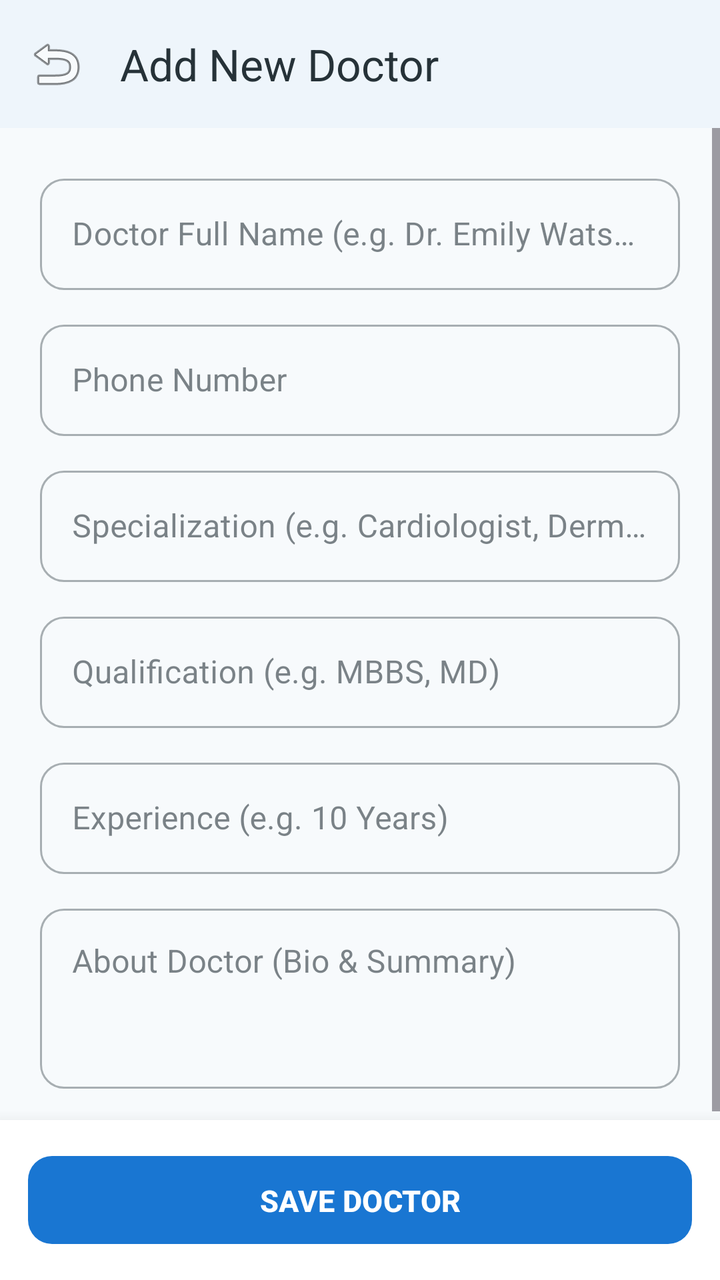
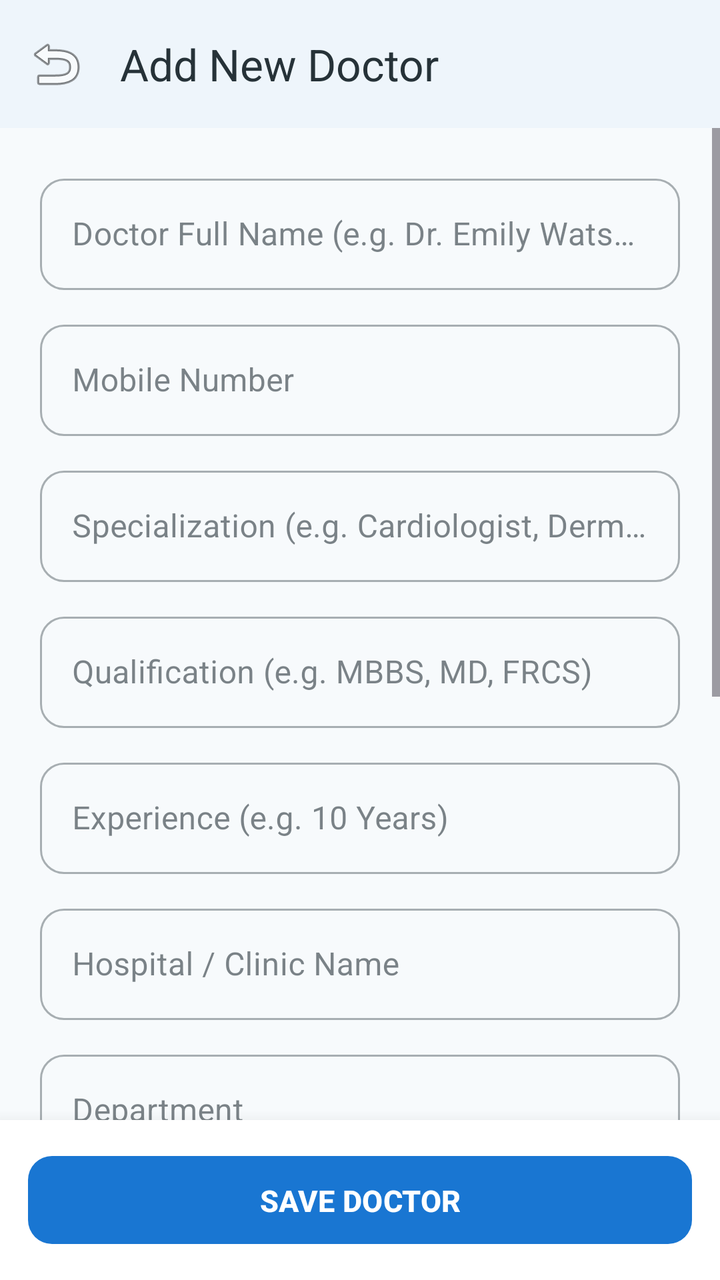

An Android layout rendered at two revisions. The XML below is the earlier revision; the diff shows what the commit changed to produce the second picture.
<!-- AndroidManifest.xml: application theme Theme.Medicare -->
<!-- res/layout/activity_admin_add_doctor.xml -->
<?xml version="1.0" encoding="utf-8"?>
<LinearLayout xmlns:android="http://schemas.android.com/apk/res/android"
    xmlns:app="http://schemas.android.com/apk/res-auto"
    android:layout_width="match_parent"
    android:layout_height="match_parent"
    android:background="@color/background"
    android:orientation="vertical">

    <com.google.android.material.appbar.MaterialToolbar
        android:id="@+id/toolbarAddDoctor"
        android:layout_width="match_parent"
        android:layout_height="?attr/actionBarSize"
        android:background="@color/surface"
        android:elevation="2dp"
        app:navigationIcon="@android:drawable/ic_menu_revert"
        app:title="@string/add_new_doctor"
        app:titleTextColor="@color/text_primary" />

    <ScrollView
        android:layout_width="match_parent"
        android:layout_height="0dp"
        android:layout_weight="1"
        android:fillViewport="true">

        <LinearLayout
            android:layout_width="match_parent"
            android:layout_height="wrap_content"
            android:orientation="vertical"
            android:padding="20dp">

            <com.google.android.material.textfield.TextInputLayout
                android:id="@+id/tilAdminDocName"
                style="@style/Widget.MaterialComponents.TextInputLayout.OutlinedBox"
                android:layout_width="match_parent"
                android:layout_height="wrap_content"
                android:hint="Doctor Full Name (e.g. Dr. Emily Watson)"
                app:boxCornerRadiusBottomEnd="12dp"
                app:boxCornerRadiusBottomStart="12dp"
                app:boxCornerRadiusTopEnd="12dp"
                app:boxCornerRadiusTopStart="12dp">

                <com.google.android.material.textfield.TextInputEditText
                    android:id="@+id/etAdminDocName"
                    android:layout_width="match_parent"
                    android:layout_height="wrap_content"
                    android:inputType="textPersonName" />
            </com.google.android.material.textfield.TextInputLayout>



            <com.google.android.material.textfield.TextInputLayout
                android:id="@+id/tilAdminDocPhone"
                style="@style/Widget.MaterialComponents.TextInputLayout.OutlinedBox"
                android:layout_width="match_parent"
                android:layout_height="wrap_content"
                android:layout_marginTop="12dp"
                android:hint="Phone Number"
                app:boxCornerRadiusBottomEnd="12dp"
                app:boxCornerRadiusBottomStart="12dp"
                app:boxCornerRadiusTopEnd="12dp"
                app:boxCornerRadiusTopStart="12dp">

                <com.google.android.material.textfield.TextInputEditText
                    android:id="@+id/etAdminDocPhone"
                    android:layout_width="match_parent"
                    android:layout_height="wrap_content"
                    android:inputType="phone" />
            </com.google.android.material.textfield.TextInputLayout>

            <com.google.android.material.textfield.TextInputLayout
                android:id="@+id/tilAdminDocSpecialization"
                style="@style/Widget.MaterialComponents.TextInputLayout.OutlinedBox"
                android:layout_width="match_parent"
                android:layout_height="wrap_content"
                android:layout_marginTop="12dp"
                android:hint="Specialization (e.g. Cardiologist, Dermatologist)"
                app:boxCornerRadiusBottomEnd="12dp"
                app:boxCornerRadiusBottomStart="12dp"
                app:boxCornerRadiusTopEnd="12dp"
                app:boxCornerRadiusTopStart="12dp">

                <com.google.android.material.textfield.TextInputEditText
                    android:id="@+id/etAdminDocSpecialization"
                    android:layout_width="match_parent"
                    android:layout_height="wrap_content"
                    android:inputType="text" />
            </com.google.android.material.textfield.TextInputLayout>

            <com.google.android.material.textfield.TextInputLayout
                android:id="@+id/tilAdminDocQualification"
                style="@style/Widget.MaterialComponents.TextInputLayout.OutlinedBox"
                android:layout_width="match_parent"
                android:layout_height="wrap_content"
                android:layout_marginTop="12dp"
                android:hint="Qualification (e.g. MBBS, MD)"
                app:boxCornerRadiusBottomEnd="12dp"
                app:boxCornerRadiusBottomStart="12dp"
                app:boxCornerRadiusTopEnd="12dp"
                app:boxCornerRadiusTopStart="12dp">

                <com.google.android.material.textfield.TextInputEditText
                    android:id="@+id/etAdminDocQualification"
                    android:layout_width="match_parent"
                    android:layout_height="wrap_content"
                    android:inputType="text" />
            </com.google.android.material.textfield.TextInputLayout>

            <com.google.android.material.textfield.TextInputLayout
                android:id="@+id/tilAdminDocExp"
                style="@style/Widget.MaterialComponents.TextInputLayout.OutlinedBox"
                android:layout_width="match_parent"
                android:layout_height="wrap_content"
                android:layout_marginTop="12dp"
                android:hint="Experience (e.g. 10 Years)"
                app:boxCornerRadiusBottomEnd="12dp"
                app:boxCornerRadiusBottomStart="12dp"
                app:boxCornerRadiusTopEnd="12dp"
                app:boxCornerRadiusTopStart="12dp">

                <com.google.android.material.textfield.TextInputEditText
                    android:id="@+id/etAdminDocExp"
                    android:layout_width="match_parent"
                    android:layout_height="wrap_content"
                    android:inputType="text" />
            </com.google.android.material.textfield.TextInputLayout>

            <com.google.android.material.textfield.TextInputLayout
                android:id="@+id/tilAdminDocAbout"
                style="@style/Widget.MaterialComponents.TextInputLayout.OutlinedBox"
                android:layout_width="match_parent"
                android:layout_height="wrap_content"
                android:layout_marginTop="12dp"
                android:hint="About Doctor (Bio &amp; Summary)"
                app:boxCornerRadiusBottomEnd="12dp"
                app:boxCornerRadiusBottomStart="12dp"
                app:boxCornerRadiusTopEnd="12dp"
                app:boxCornerRadiusTopStart="12dp">

                <com.google.android.material.textfield.TextInputEditText
                    android:id="@+id/etAdminDocAbout"
                    android:layout_width="match_parent"
                    android:layout_height="90dp"
                    android:gravity="top"
                    android:inputType="textMultiLine" />
            </com.google.android.material.textfield.TextInputLayout>

        </LinearLayout>
    </ScrollView>

    <FrameLayout
        android:layout_width="match_parent"
        android:layout_height="80dp"
        android:background="@color/surface"
        android:elevation="12dp"
        android:padding="14dp">

        <com.google.android.material.button.MaterialButton
            android:id="@+id/btnAdminSaveDoctor"
            style="@style/Widget.Medicare.Button"
            android:layout_width="match_parent"
            android:layout_height="52dp"
            android:text="SAVE DOCTOR"
            android:textColor="@color/white"
            android:textSize="15sp"
            android:textStyle="bold"
            app:backgroundTint="@color/primary"
            app:cornerRadius="12dp" />

        <ProgressBar
            android:id="@+id/pbAdminSaveDocLoading"
            android:layout_width="28dp"
            android:layout_height="28dp"
            android:layout_gravity="center"
            android:indeterminateTint="@color/white"
            android:visibility="gone" />
    </FrameLayout>

</LinearLayout>
<!-- resources referenced by this layout -->
<resources>
  <color name="background">#F7FAFC</color>
  <color name="primary">#1976D2</color>
  <color name="surface">#FFFFFF</color>
  <color name="text_primary">#263238</color>
  <color name="white">#FFFFFF</color>
  <string name="add_new_doctor">Add New Doctor</string>
  <style name="Widget.Medicare.Button" parent="Widget.Material3.Button">
          <item name="cornerRadius">12dp</item>
          <item name="android:paddingTop">12dp</item>
          <item name="android:paddingBottom">12dp</item>
          <item name="android:paddingStart">24dp</item>
          <item name="android:paddingEnd">24dp</item>
          <item name="android:stateListAnimator">@null</item>
      </style>
  <style name="Theme.Medicare" parent="Theme.Material3.Light.NoActionBar">
          
          <item name="colorPrimary">@color/primary</item>
          <item name="colorPrimaryDark">@color/primary_dark</item>
          <item name="colorSecondary">@color/secondary</item>
          <item name="android:windowBackground">@color/background</item>
          <item name="android:statusBarColor">@color/surface</item>
          <item name="android:windowLightStatusBar">true</item>
          <item name="colorSurface">@color/surface</item>
          <item name="colorOnSurface">@color/text_primary</item>
          
          
          <item name="shapeAppearanceCornerMedium">@style/ShapeAppearance.Medicare.Medium</item>
          <item name="shapeAppearanceCornerLarge">@style/ShapeAppearance.Medicare.Large</item>
      </style>
  <color name="primary_dark">#1565C0</color>
  <color name="secondary">#26A69A</color>
  <style name="ShapeAppearance.Medicare.Medium" parent="ShapeAppearance.Material3.Corner.Medium">
          <item name="cornerSize">14dp</item>
      </style>
  <style name="ShapeAppearance.Medicare.Large" parent="ShapeAppearance.Material3.Corner.Large">
          <item name="cornerSize">20dp</item>
      </style>
</resources>

<!-- the commit's change to res/layout/activity_admin_add_doctor.xml (unified diff, before → after) -->
@@ -46,15 +46,13 @@
                     android:inputType="textPersonName" />
             </com.google.android.material.textfield.TextInputLayout>
 
-
-
             <com.google.android.material.textfield.TextInputLayout
                 android:id="@+id/tilAdminDocPhone"
                 style="@style/Widget.MaterialComponents.TextInputLayout.OutlinedBox"
                 android:layout_width="match_parent"
                 android:layout_height="wrap_content"
                 android:layout_marginTop="12dp"
-                android:hint="Phone Number"
+                android:hint="Mobile Number"
                 app:boxCornerRadiusBottomEnd="12dp"
                 app:boxCornerRadiusBottomStart="12dp"
                 app:boxCornerRadiusTopEnd="12dp"
@@ -92,7 +90,7 @@
                 android:layout_width="match_parent"
                 android:layout_height="wrap_content"
                 android:layout_marginTop="12dp"
-                android:hint="Qualification (e.g. MBBS, MD)"
+                android:hint="Qualification (e.g. MBBS, MD, FRCS)"
                 app:boxCornerRadiusBottomEnd="12dp"
                 app:boxCornerRadiusBottomStart="12dp"
                 app:boxCornerRadiusTopEnd="12dp"
@@ -121,6 +119,134 @@
                     android:id="@+id/etAdminDocExp"
                     android:layout_width="match_parent"
                     android:layout_height="wrap_content"
+                    android:inputType="text" />
+            </com.google.android.material.textfield.TextInputLayout>
+
+            <com.google.android.material.textfield.TextInputLayout
+                android:id="@+id/tilAdminDocHospital"
+                style="@style/Widget.MaterialComponents.TextInputLayout.OutlinedBox"
+                android:layout_width="match_parent"
+                android:layout_height="wrap_content"
+                android:layout_marginTop="12dp"
+                android:hint="Hospital / Clinic Name"
+                app:boxCornerRadiusBottomEnd="12dp"
+                app:boxCornerRadiusBottomStart="12dp"
+                app:boxCornerRadiusTopEnd="12dp"
+                app:boxCornerRadiusTopStart="12dp">
+
+                <com.google.android.material.textfield.TextInputEditText
+                    android:id="@+id/etAdminDocHospital"
+                    android:layout_width="match_parent"
+                    android:layout_height="wrap_content"
+                    android:inputType="text" />
+            </com.google.android.material.textfield.TextInputLayout>
+
+            <com.google.android.material.textfield.TextInputLayout
+                android:id="@+id/tilAdminDocDepartment"
+                style="@style/Widget.MaterialComponents.TextInputLayout.OutlinedBox"
+                android:layout_width="match_parent"
+                android:layout_height="wrap_content"
+                android:layout_marginTop="12dp"
+                android:hint="Department"
+                app:boxCornerRadiusBottomEnd="12dp"
+                app:boxCornerRadiusBottomStart="12dp"
+                app:boxCornerRadiusTopEnd="12dp"
+                app:boxCornerRadiusTopStart="12dp">
+
+                <com.google.android.material.textfield.TextInputEditText
+                    android:id="@+id/etAdminDocDepartment"
+                    android:layout_width="match_parent"
+                    android:layout_height="wrap_content"
+                    android:inputType="text" />
+            </com.google.android.material.textfield.TextInputLayout>
+
+            <com.google.android.material.textfield.TextInputLayout
+                android:id="@+id/tilAdminDocFee"
+                style="@style/Widget.MaterialComponents.TextInputLayout.OutlinedBox"
+                android:layout_width="match_parent"
+                android:layout_height="wrap_content"
+                android:layout_marginTop="12dp"
+                android:hint="Consultation Fee ($)"
+                app:boxCornerRadiusBottomEnd="12dp"
+                app:boxCornerRadiusBottomStart="12dp"
+                app:boxCornerRadiusTopEnd="12dp"
+                app:boxCornerRadiusTopStart="12dp">
+
+                <com.google.android.material.textfield.TextInputEditText
+                    android:id="@+id/etAdminDocFee"
+                    android:layout_width="match_parent"
+                    android:layout_height="wrap_content"
+                    android:inputType="numberDecimal" />
+            </com.google.android.material.textfield.TextInputLayout>
+
+            <LinearLayout
+                android:layout_width="match_parent"
+                android:layout_height="wrap_content"
+                android:layout_marginTop="12dp"
+                android:orientation="horizontal">
+
+                <com.google.android.material.textfield.TextInputLayout
+                    android:id="@+id/tilAdminDocStartTime"
+                    style="@style/Widget.MaterialComponents.TextInputLayout.OutlinedBox"
+                    android:layout_width="0dp"
+                    android:layout_height="wrap_content"
+                    android:layout_weight="1"
+                    android:layout_marginEnd="6dp"
+                    android:hint="Start Time"
+                    app:boxCornerRadiusBottomEnd="12dp"
+                    app:boxCornerRadiusBottomStart="12dp"
+                    app:boxCornerRadiusTopEnd="12dp"
+                    app:boxCornerRadiusTopStart="12dp">
+
+                    <com.google.android.material.textfield.TextInputEditText
+                        android:id="@+id/etAdminDocStartTime"
+                        android:layout_width="match_parent"
+                        android:layout_height="wrap_content"
+                        android:focusable="false"
+                        android:clickable="true"
+                        android:text="09:00 AM" />
+                </com.google.android.material.textfield.TextInputLayout>
+
+                <com.google.android.material.textfield.TextInputLayout
+                    android:id="@+id/tilAdminDocEndTime"
+                    style="@style/Widget.MaterialComponents.TextInputLayout.OutlinedBox"
+                    android:layout_width="0dp"
+                    android:layout_height="wrap_content"
+                    android:layout_weight="1"
+                    android:layout_marginStart="6dp"
+                    android:hint="End Time"
+                    app:boxCornerRadiusBottomEnd="12dp"
+                    app:boxCornerRadiusBottomStart="12dp"
+                    app:boxCornerRadiusTopEnd="12dp"
+                    app:boxCornerRadiusTopStart="12dp">
+
+                    <com.google.android.material.textfield.TextInputEditText
+                        android:id="@+id/etAdminDocEndTime"
+                        android:layout_width="match_parent"
+                        android:layout_height="wrap_content"
+                        android:focusable="false"
+                        android:clickable="true"
+                        android:text="05:00 PM" />
+                </com.google.android.material.textfield.TextInputLayout>
+            </LinearLayout>
+
+            <com.google.android.material.textfield.TextInputLayout
+                android:id="@+id/tilAdminDocDays"
+                style="@style/Widget.MaterialComponents.TextInputLayout.OutlinedBox"
+                android:layout_width="match_parent"
+                android:layout_height="wrap_content"
+                android:layout_marginTop="12dp"
+                android:hint="Available Days (e.g. Mon,Tue,Wed,Thu,Fri)"
+                app:boxCornerRadiusBottomEnd="12dp"
+                app:boxCornerRadiusBottomStart="12dp"
+                app:boxCornerRadiusTopEnd="12dp"
+                app:boxCornerRadiusTopStart="12dp">
+
+                <com.google.android.material.textfield.TextInputEditText
+                    android:id="@+id/etAdminDocDays"
+                    android:layout_width="match_parent"
+                    android:layout_height="wrap_content"
+                    android:text="Mon,Tue,Wed,Thu,Fri"
                     android:inputType="text" />
             </com.google.android.material.textfield.TextInputLayout>
 
